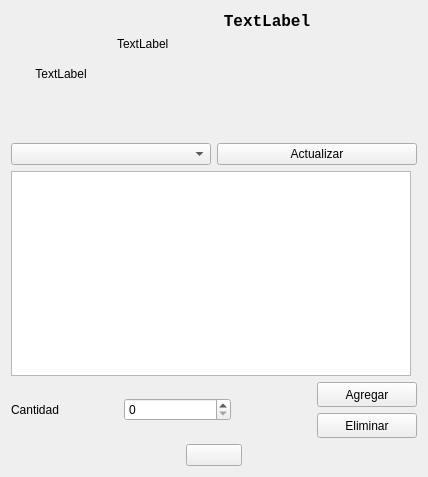
First picture: the form in Food_system/user_menu.ui, repository jeremyroa/Proyecto_RJ, before the edit.
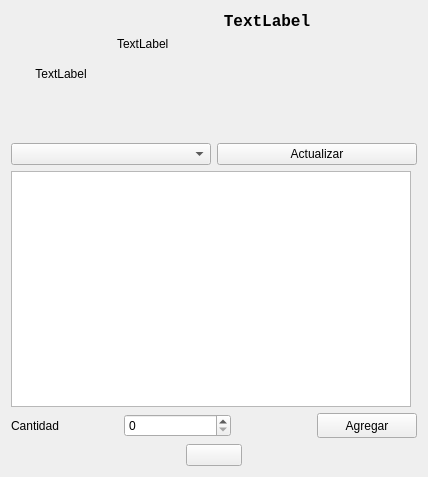
Second picture: the form after the edit. Icons and pictures are not drawn.

The edit to the form file:
```diff
--- a/Food_system/user_menu.ui
+++ b/Food_system/user_menu.ui
@@ -180,25 +180,6 @@
              </property>
             </widget>
            </item>
-           <item>
-            <widget class="QPushButton" name="pushButton">
-             <property name="minimumSize">
-              <size>
-               <width>100</width>
-               <height>25</height>
-              </size>
-             </property>
-             <property name="maximumSize">
-              <size>
-               <width>100</width>
-               <height>16777215</height>
-              </size>
-             </property>
-             <property name="text">
-              <string>Eliminar</string>
-             </property>
-            </widget>
-           </item>
           </layout>
          </item>
         </layout>
```
